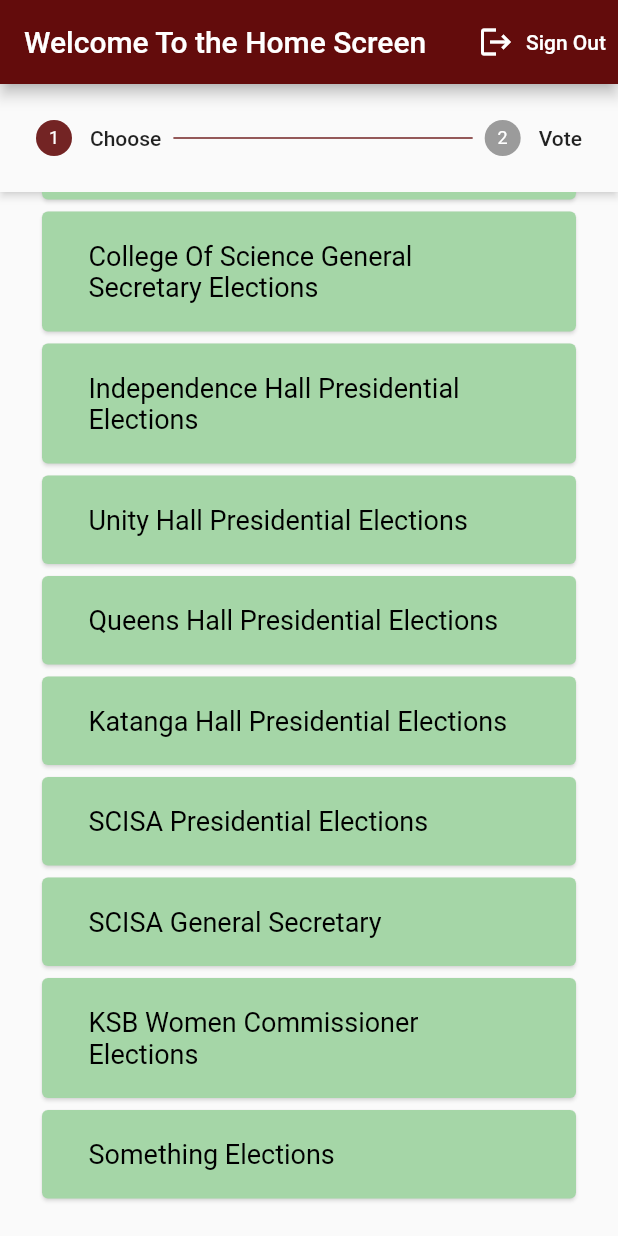
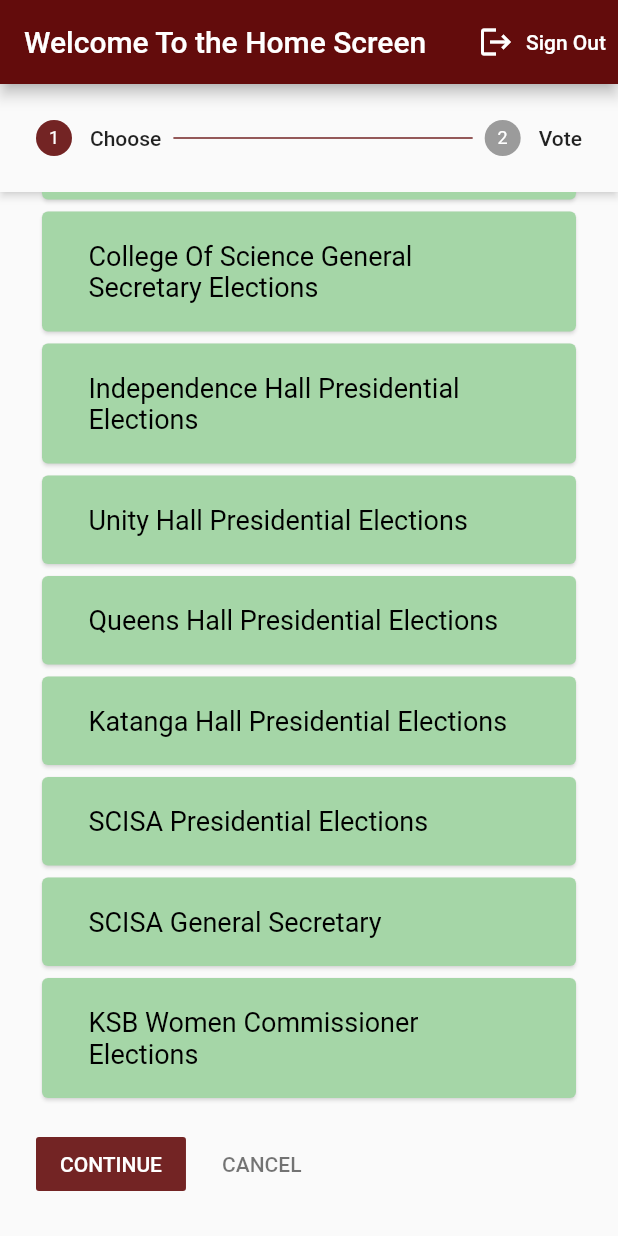
Before and after one commit to winfred56/Flutter-Auth, a Flutter app: the screen it shows once a user with an empty profile is signed in, scrolled down 149 dp, on a phone screen of 412 x 824 dp. Run offline on Flutter 3.47's test engine with Material 2 defaults, Android fonts, the phone set to English and light mode, and no system bars; our stand-ins replace charts_flutter, firebase_auth, firebase_core, flutter_spinkit, hexcolor; accounts and stored records are empty.

```diff
--- a/lib/screens/results/results.dart
+++ b/lib/screens/results/results.dart
@@ -67,6 +67,7 @@ class Results extends StatelessWidget {
           data: data
       )
     ];
+
   }
 
 
--- a/lib/services/voteList.dart
+++ b/lib/services/voteList.dart
@@ -90,27 +90,12 @@ List<VoteCategory> getVoteList(){
       voteCategoryId: const Uuid().v4(),
       voteTitle: "KSB Women Commissioner Elections",
       candidates: [
-        {"Akua": 211},
-        {"Adwoa": 249},
-        {"Tracy": 682},
-        {"Akua": 211},
-        {"Adwoa": 249},
-        {"Tracy": 682},
-        {"Akua": 211},
-        {"Adwoa": 249},
-        {"Tracy": 682},
-        {"Akua": 211},
-        {"Adwoa": 249},
-        {"Tracy": 682},
+        {"Freda": 29},
+        {"Stephanie": 62},
+        {"Winnifred": 41},
+        {"Adele": 69},
+        {"Magdalene": 235},
+
       ]));
-  voteList.add(VoteCategory(
-      voteCategoryId: const Uuid().v4(),
-      voteTitle: "Something Elections",
-      candidates: [
-        {"Adu": 211},
-        {"Kwame": 249},
-        {"Winfred": 682},
-      ]));
-
   return voteList;
 }
```
